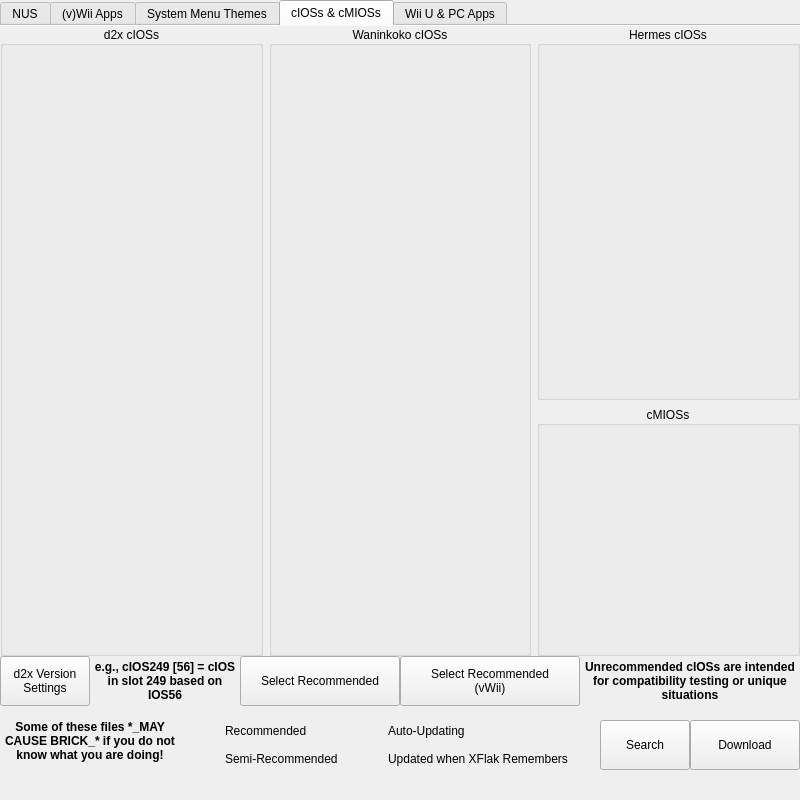
Before: the Qt Designer form mainWindow.ui in korbosoft/modmiiDownloader, drawn with Qt 5.
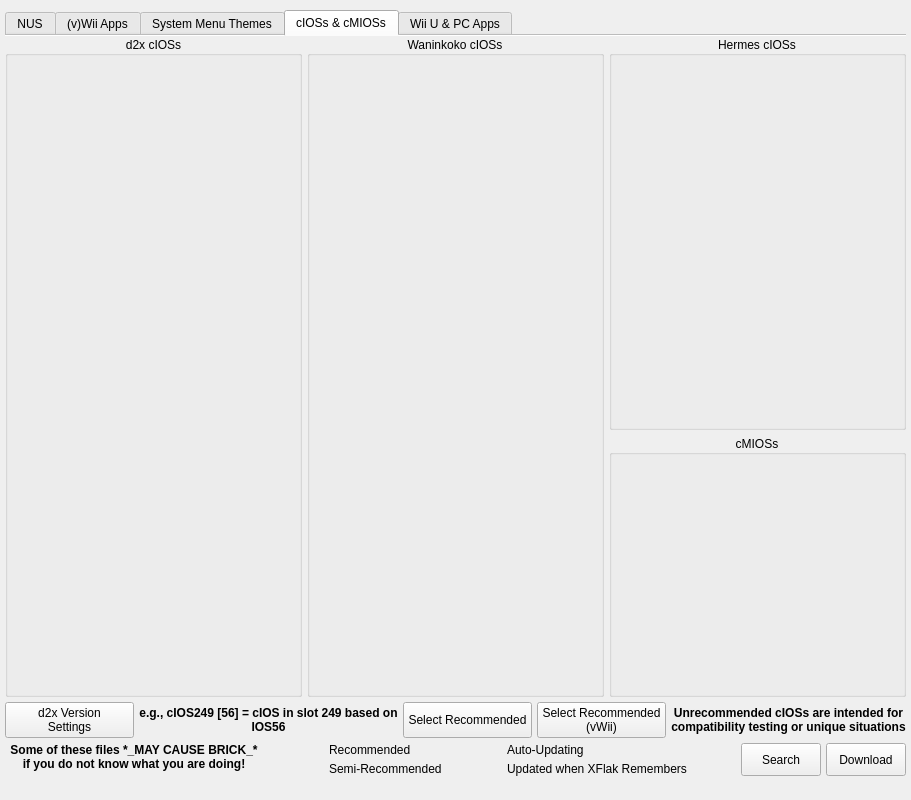
After: the same form once the commit is applied. The open tabs and pages were chosen to show the change. Icons and pictures are not drawn. Custom widgets are drawn as their Qt base class.

Patch:
```diff
--- a/mainWindow.ui
+++ b/mainWindow.ui
@@ -7,7 +7,7 @@
    <rect>
     <x>0</x>
     <y>0</y>
-    <width>800</width>
+    <width>911</width>
     <height>800</height>
    </rect>
   </property>
@@ -28,17 +28,26 @@
    <enum>Qt::ToolButtonStyle::ToolButtonTextBesideIcon</enum>
   </property>
   <widget class="QWidget" name="centralwidget">
+   <layout class="QVBoxLayout" name="verticalLayout">
+    <property name="spacing">
+     <number>5</number>
+    </property>
+    <property name="leftMargin">
+     <number>5</number>
+    </property>
+    <property name="topMargin">
+     <number>10</number>
+    </property>
+    <property name="rightMargin">
+     <number>5</number>
+    </property>
+    <property name="bottomMargin">
+     <number>5</number>
+    </property>
+    <item>
    <widget class="CustomTabWidget" name="tabWidget">
-    <property name="geometry">
-     <rect>
-      <x>0</x>
-      <y>0</y>
-      <width>800</width>
-      <height>720</height>
-     </rect>
-    </property>
     <property name="currentIndex">
-     <number>3</number>
+       <number>2</number>
     </property>
     <property name="iconSize">
      <size>
@@ -57,16 +66,22 @@
      <attribute name="title">
       <string>NUS</string>
      </attribute>
-     <widget class="QWidget" name="nusLayout">
-      <property name="geometry">
-       <rect>
-        <x>0</x>
-        <y>0</y>
-        <width>800</width>
-        <height>680</height>
-       </rect>
-      </property>
-      <layout class="QGridLayout" name="nusLayout">
+       <layout class="QGridLayout" name="nusGrid">
+        <property name="leftMargin">
+         <number>0</number>
+        </property>
+        <property name="topMargin">
+         <number>0</number>
+        </property>
+        <property name="rightMargin">
+         <number>0</number>
+        </property>
+        <property name="bottomMargin">
+         <number>0</number>
+        </property>
+        <property name="spacing">
+         <number>5</number>
+        </property>
        <item row="0" column="0">
         <widget class="DownloadListSection" name="sysmenus">
          <property name="sizePolicy">
@@ -164,13 +179,6 @@
         </widget>
        </item>
       </layout>
-      <zorder>fakesigned</zorder>
-      <zorder>channels</zorder>
-      <zorder>other</zorder>
-      <zorder>sysmenus</zorder>
-      <zorder>realsigned</zorder>
-      <zorder>content</zorder>
-     </widget>
     </widget>
     <widget class="QWidget" name="homebrew">
      <attribute name="icon">
@@ -180,34 +188,24 @@
      <attribute name="title">
       <string>(v)Wii Apps</string>
      </attribute>
-     <widget class="QWidget" name="wiiLayout">
-      <property name="geometry">
-       <rect>
-        <x>0</x>
-        <y>0</y>
-        <width>800</width>
-        <height>680</height>
-       </rect>
-      </property>
-      <layout class="QGridLayout" name="wiiLayout">
-       <item row="1" column="0">
-        <widget class="DownloadListSection" name="hbc">
-         <property name="sizePolicy">
-          <sizepolicy hsizetype="Expanding" vsizetype="Expanding">
-           <horstretch>0</horstretch>
-           <verstretch>0</verstretch>
-          </sizepolicy>
-         </property>
-         <property name="title">
-          <string>Homebrew Channels</string>
-         </property>
-         <property name="alignment">
-          <set>Qt::AlignmentFlag::AlignCenter</set>
-         </property>
-        </widget>
-       </item>
-       <item row="1" column="1">
-        <widget class="DownloadListSection" name="vWiiHomebrew">
+       <layout class="QGridLayout" name="homebrewLayout">
+        <property name="leftMargin">
+         <number>0</number>
+        </property>
+        <property name="topMargin">
+         <number>0</number>
+        </property>
+        <property name="rightMargin">
+         <number>0</number>
+        </property>
+        <property name="bottomMargin">
+         <number>0</number>
+        </property>
+        <property name="spacing">
+         <number>5</number>
+        </property>
+        <item row="0" column="0">
+         <widget class="DownloadListSection" name="exploits">
          <property name="sizePolicy">
           <sizepolicy hsizetype="Expanding" vsizetype="Expanding">
            <horstretch>0</horstretch>
@@ -215,7 +213,7 @@
           </sizepolicy>
          </property>
          <property name="title">
-          <string>vWii Only Homebrew</string>
+           <string>Exploits</string>
          </property>
          <property name="alignment">
           <set>Qt::AlignmentFlag::AlignCenter</set>
@@ -254,8 +252,8 @@
          </property>
         </widget>
        </item>
-       <item row="0" column="0">
-        <widget class="DownloadListSection" name="exploits">
+        <item row="1" column="0">
+         <widget class="DownloadListSection" name="hbc">
          <property name="sizePolicy">
           <sizepolicy hsizetype="Expanding" vsizetype="Expanding">
            <horstretch>0</horstretch>
@@ -263,7 +261,23 @@
           </sizepolicy>
          </property>
          <property name="title">
-          <string>Exploits</string>
+           <string>Homebrew Channels</string>
+          </property>
+          <property name="alignment">
+           <set>Qt::AlignmentFlag::AlignCenter</set>
+          </property>
+         </widget>
+        </item>
+        <item row="1" column="1">
+         <widget class="DownloadListSection" name="vWiiHomebrew">
+          <property name="sizePolicy">
+           <sizepolicy hsizetype="Expanding" vsizetype="Expanding">
+            <horstretch>0</horstretch>
+            <verstretch>0</verstretch>
+           </sizepolicy>
+          </property>
+          <property name="title">
+           <string>vWii Only Homebrew</string>
          </property>
          <property name="alignment">
           <set>Qt::AlignmentFlag::AlignCenter</set>
@@ -271,7 +285,6 @@
         </widget>
        </item>
       </layout>
-     </widget>
     </widget>
     <widget class="QWidget" name="themes">
      <attribute name="icon">
@@ -281,46 +294,39 @@
      <attribute name="title">
       <string>System Menu Themes</string>
      </attribute>
-     <widget class="QLabel" name="themeProtectWarning">
-      <property name="geometry">
-       <rect>
-        <x>210</x>
-        <y>630</y>
-        <width>240</width>
-        <height>50</height>
-       </rect>
-      </property>
-      <property name="font">
-       <font>
-        <italic>true</italic>
-        <bold>true</bold>
-       </font>
-      </property>
-      <property name="text">
-       <string> DON'T INSTALL THEMES WITHOUT PROTECTION: _BOOTMII, PRIILOADER AND NAND BACKUP_</string>
-      </property>
-      <property name="textFormat">
-       <enum>Qt::TextFormat::MarkdownText</enum>
-      </property>
-      <property name="alignment">
-       <set>Qt::AlignmentFlag::AlignCenter</set>
-      </property>
-      <property name="wordWrap">
-       <bool>true</bool>
-      </property>
-      <property name="textInteractionFlags">
-       <set>Qt::TextInteractionFlag::NoTextInteraction</set>
-      </property>
-     </widget>
+       <layout class="QVBoxLayout" name="verticalLayout_2">
+        <property name="spacing">
+         <number>5</number>
+        </property>
+        <property name="leftMargin">
+         <number>0</number>
+        </property>
+        <property name="topMargin">
+         <number>0</number>
+        </property>
+        <property name="rightMargin">
+         <number>0</number>
+        </property>
+        <property name="bottomMargin">
+         <number>0</number>
+        </property>
+        <item>
+         <widget class="ThemeGrid" name="themeGrid">
+          <property name="sizePolicy">
+           <sizepolicy hsizetype="Expanding" vsizetype="Expanding">
+            <horstretch>0</horstretch>
+            <verstretch>0</verstretch>
+           </sizepolicy>
+          </property>
+         </widget>
+        </item>
+        <item>
+         <layout class="QHBoxLayout" name="themeBar">
+          <property name="spacing">
+           <number>5</number>
+          </property>
+          <item>
      <widget class="QLabel" name="themeSysmenuWarning">
-      <property name="geometry">
-       <rect>
-        <x>0</x>
-        <y>630</y>
-        <width>210</width>
-        <height>50</height>
-       </rect>
-      </property>
       <property name="font">
        <font>
         <italic>true</italic>
@@ -343,30 +349,58 @@
        <set>Qt::TextInteractionFlag::NoTextInteraction</set>
       </property>
      </widget>
-     <widget class="ThemeGrid" name="themeGrid" native="true">
-      <property name="geometry">
-       <rect>
-        <x>0</x>
-        <y>0</y>
-        <width>800</width>
-        <height>630</height>
-       </rect>
-      </property>
+          </item>
+          <item>
+           <widget class="QLabel" name="themeProtectWarning">
+            <property name="sizePolicy">
+             <sizepolicy hsizetype="Minimum" vsizetype="Maximum">
+              <horstretch>0</horstretch>
+              <verstretch>0</verstretch>
+             </sizepolicy>
+            </property>
+            <property name="font">
+             <font>
+              <italic>true</italic>
+              <bold>true</bold>
+             </font>
+            </property>
+            <property name="text">
+             <string> DON'T INSTALL THEMES WITHOUT PROTECTION: _BOOTMII, PRIILOADER AND NAND BACKUP_</string>
+            </property>
+            <property name="textFormat">
+             <enum>Qt::TextFormat::MarkdownText</enum>
+            </property>
+            <property name="alignment">
+             <set>Qt::AlignmentFlag::AlignCenter</set>
+            </property>
+            <property name="wordWrap">
+             <bool>true</bool>
+            </property>
+            <property name="textInteractionFlags">
+             <set>Qt::TextInteractionFlag::NoTextInteraction</set>
+            </property>
+           </widget>
+          </item>
+          <item>
+           <widget class="QLabel" name="channelEffectLabel">
       <property name="sizePolicy">
-       <sizepolicy hsizetype="Expanding" vsizetype="Expanding">
+             <sizepolicy hsizetype="Maximum" vsizetype="Minimum">
         <horstretch>0</horstretch>
         <verstretch>0</verstretch>
        </sizepolicy>
       </property>
-     </widget>
+            <property name="text">
+             <string>Channel Effect:</string>
+            </property>
+           </widget>
+          </item>
+          <item>
      <widget class="QComboBox" name="channelEffect">
-      <property name="geometry">
-       <rect>
-        <x>690</x>
-        <y>630</y>
-        <width>110</width>
-        <height>50</height>
-       </rect>
+            <property name="sizePolicy">
+             <sizepolicy hsizetype="Maximum" vsizetype="Minimum">
+              <horstretch>0</horstretch>
+              <verstretch>0</verstretch>
+             </sizepolicy>
       </property>
       <item>
        <property name="text">
@@ -384,19 +418,10 @@
        </property>
       </item>
      </widget>
-     <widget class="QLabel" name="channelEffectLabel">
-      <property name="geometry">
-       <rect>
-        <x>590</x>
-        <y>630</y>
-        <width>100</width>
-        <height>50</height>
-       </rect>
-      </property>
-      <property name="text">
-       <string>Channel Effect:</string>
-      </property>
-     </widget>
+          </item>
+         </layout>
+        </item>
+       </layout>
     </widget>
     <widget class="QWidget" name="cios">
      <attribute name="icon">
@@ -406,16 +431,142 @@
      <attribute name="title">
       <string>cIOSs &amp;&amp; cMIOSs</string>
      </attribute>
-     <widget class="QWidget" name="ciosLayout">
-      <property name="geometry">
-       <rect>
-        <x>0</x>
-        <y>0</y>
-        <width>800</width>
-        <height>630</height>
-       </rect>
-      </property>
-      <layout class="QGridLayout" name="ciosLayout" rowstretch="3,2">
+       <layout class="QGridLayout" name="gridLayout">
+        <property name="leftMargin">
+         <number>0</number>
+        </property>
+        <property name="topMargin">
+         <number>0</number>
+        </property>
+        <property name="rightMargin">
+         <number>0</number>
+        </property>
+        <property name="bottomMargin">
+         <number>0</number>
+        </property>
+        <property name="spacing">
+         <number>5</number>
+        </property>
+        <item row="1" column="0">
+         <widget class="QPushButton" name="d2xSettings">
+          <property name="sizePolicy">
+           <sizepolicy hsizetype="Minimum" vsizetype="Minimum">
+            <horstretch>0</horstretch>
+            <verstretch>0</verstretch>
+           </sizepolicy>
+          </property>
+          <property name="text">
+           <string>d2x Version
+Settings</string>
+          </property>
+          <property name="iconSize">
+           <size>
+            <width>24</width>
+            <height>24</height>
+           </size>
+          </property>
+         </widget>
+        </item>
+        <item row="1" column="1">
+         <widget class="QLabel" name="ciosInfo">
+          <property name="font">
+           <font>
+            <bold>true</bold>
+           </font>
+          </property>
+          <property name="text">
+           <string>e.g., cIOS249 [56] = cIOS in slot 249 based on IOS56</string>
+          </property>
+          <property name="textFormat">
+           <enum>Qt::TextFormat::PlainText</enum>
+          </property>
+          <property name="alignment">
+           <set>Qt::AlignmentFlag::AlignCenter</set>
+          </property>
+          <property name="wordWrap">
+           <bool>true</bool>
+          </property>
+          <property name="textInteractionFlags">
+           <set>Qt::TextInteractionFlag::NoTextInteraction</set>
+          </property>
+         </widget>
+        </item>
+        <item row="1" column="2">
+         <widget class="QPushButton" name="wiiRecommended">
+          <property name="sizePolicy">
+           <sizepolicy hsizetype="Minimum" vsizetype="Minimum">
+            <horstretch>0</horstretch>
+            <verstretch>0</verstretch>
+           </sizepolicy>
+          </property>
+          <property name="text">
+           <string>Select Recommended</string>
+          </property>
+          <property name="icon">
+           <iconset resource="resource.qrc">
+            <normaloff>:/base/svg_recommended</normaloff>:/base/svg_recommended</iconset>
+          </property>
+          <property name="iconSize">
+           <size>
+            <width>24</width>
+            <height>24</height>
+           </size>
+          </property>
+         </widget>
+        </item>
+        <item row="1" column="3">
+         <widget class="QPushButton" name="vWiiRecommended">
+          <property name="sizePolicy">
+           <sizepolicy hsizetype="Minimum" vsizetype="Minimum">
+            <horstretch>0</horstretch>
+            <verstretch>0</verstretch>
+           </sizepolicy>
+          </property>
+          <property name="text">
+           <string>Select Recommended
+(vWii)</string>
+          </property>
+          <property name="icon">
+           <iconset resource="resource.qrc">
+            <normaloff>:/base/svg_recommended</normaloff>:/base/svg_recommended</iconset>
+          </property>
+          <property name="iconSize">
+           <size>
+            <width>24</width>
+            <height>24</height>
+           </size>
+          </property>
+         </widget>
+        </item>
+        <item row="1" column="4">
+         <widget class="QLabel" name="ciosWarning">
+          <property name="font">
+           <font>
+            <bold>true</bold>
+           </font>
+          </property>
+          <property name="text">
+           <string>Unrecommended cIOSs are intended for compatibility testing or unique situations</string>
+          </property>
+          <property name="textFormat">
+           <enum>Qt::TextFormat::PlainText</enum>
+          </property>
+          <property name="alignment">
+           <set>Qt::AlignmentFlag::AlignCenter</set>
+          </property>
+          <property name="wordWrap">
+           <bool>true</bool>
+          </property>
+          <property name="textInteractionFlags">
+           <set>Qt::TextInteractionFlag::NoTextInteraction</set>
+          </property>
+         </widget>
+        </item>
+        <item row="0" column="0" colspan="5">
+         <layout class="QGridLayout" name="ciosSelectGrid" rowstretch="3,2">
+          <property name="spacing">
+           <number>5</number>
+          </property>
        <item row="0" column="2">
         <widget class="DownloadListSection" name="hermes">
          <property name="title">
@@ -469,134 +620,8 @@
         </widget>
        </item>
       </layout>
-     </widget>
-     <widget class="QLabel" name="ciosWarning">
-      <property name="geometry">
-       <rect>
-        <x>580</x>
-        <y>630</y>
-        <width>220</width>
-        <height>50</height>
-       </rect>
-      </property>
-      <property name="font">
-       <font>
-        <bold>true</bold>
-       </font>
-      </property>
-      <property name="text">
-       <string>Unrecommended cIOSs are intended for compatibility testing or unique situations</string>
-      </property>
-      <property name="textFormat">
-       <enum>Qt::TextFormat::PlainText</enum>
-      </property>
-      <property name="alignment">
-       <set>Qt::AlignmentFlag::AlignCenter</set>
-      </property>
-      <property name="wordWrap">
-       <bool>true</bool>
-      </property>
-      <property name="textInteractionFlags">
-       <set>Qt::TextInteractionFlag::NoTextInteraction</set>
-      </property>
-     </widget>
-     <widget class="QPushButton" name="d2xSettings">
-      <property name="geometry">
-       <rect>
-        <x>0</x>
-        <y>630</y>
-        <width>90</width>
-        <height>50</height>
-       </rect>
-      </property>
-      <property name="text">
-       <string>d2x Version
-Settings</string>
-      </property>
-      <property name="iconSize">
-       <size>
-        <width>24</width>
-        <height>24</height>
-       </size>
-      </property>
-     </widget>
-     <widget class="QPushButton" name="wiiRecommended">
-      <property name="geometry">
-       <rect>
-        <x>240</x>
-        <y>630</y>
-        <width>160</width>
-        <height>50</height>
-       </rect>
-      </property>
-      <property name="text">
-       <string>Select Recommended</string>
-      </property>
-      <property name="icon">
-       <iconset resource="resource.qrc">
-        <normaloff>:/base/svg_recommended</normaloff>:/base/svg_recommended</iconset>
-      </property>
-      <property name="iconSize">
-       <size>
-        <width>24</width>
-        <height>24</height>
-       </size>
-      </property>
-     </widget>
-     <widget class="QPushButton" name="vWiiRecommended">
-      <property name="geometry">
-       <rect>
-        <x>400</x>
-        <y>630</y>
-        <width>180</width>
-        <height>50</height>
-       </rect>
-      </property>
-      <property name="text">
-       <string>Select Recommended
-(vWii)</string>
-      </property>
-      <property name="icon">
-       <iconset resource="resource.qrc">
-        <normaloff>:/base/svg_recommended</normaloff>:/base/svg_recommended</iconset>
-      </property>
-      <property name="iconSize">
-       <size>
-        <width>24</width>
-        <height>24</height>
-       </size>
-      </property>
-     </widget>
-     <widget class="QLabel" name="ciosInfo">
-      <property name="geometry">
-       <rect>
-        <x>90</x>
-        <y>630</y>
-        <width>150</width>
-        <height>50</height>
-       </rect>
-      </property>
-      <property name="font">
-       <font>
-        <bold>true</bold>
-       </font>
-      </property>
-      <property name="text">
-       <string>e.g., cIOS249 [56] = cIOS in slot 249 based on IOS56</string>
-      </property>
-      <property name="textFormat">
-       <enum>Qt::TextFormat::PlainText</enum>
-      </property>
-      <property name="alignment">
-       <set>Qt::AlignmentFlag::AlignCenter</set>
-      </property>
-      <property name="wordWrap">
-       <bool>true</bool>
-      </property>
-      <property name="textInteractionFlags">
-       <set>Qt::TextInteractionFlag::NoTextInteraction</set>
-      </property>
-     </widget>
+        </item>
+       </layout>
     </widget>
     <widget class="QWidget" name="misc">
      <attribute name="icon">
@@ -606,33 +631,23 @@
      <attribute name="title">
       <string>Wii U &amp;&amp; PC Apps</string>
      </attribute>
-     <widget class="QWidget" name="wiiuLayout">
-      <property name="geometry">
-       <rect>
-        <x>0</x>
-        <y>0</y>
-        <width>800</width>
-        <height>680</height>
-       </rect>
-      </property>
-      <layout class="QGridLayout" name="wiiuLayout">
-       <item row="0" column="1">
-        <widget class="DownloadListSection" name="pc">
-         <property name="sizePolicy">
-          <sizepolicy hsizetype="Expanding" vsizetype="Expanding">
-           <horstretch>0</horstretch>
-           <verstretch>0</verstretch>
-          </sizepolicy>
-         </property>
-         <property name="title">
-          <string>PC Programs</string>
-         </property>
-         <property name="alignment">
-          <set>Qt::AlignmentFlag::AlignCenter</set>
-         </property>
-        </widget>
-       </item>
-       <item row="0" column="0">
+       <layout class="QHBoxLayout" name="miscLayout">
+        <property name="spacing">
+         <number>5</number>
+        </property>
+        <property name="leftMargin">
+         <number>0</number>
+        </property>
+        <property name="topMargin">
+         <number>0</number>
+        </property>
+        <property name="rightMargin">
+         <number>0</number>
+        </property>
+        <property name="bottomMargin">
+         <number>0</number>
+        </property>
+        <item>
         <widget class="DownloadListSection" name="wiiuHomebrew">
          <property name="sizePolicy">
           <sizepolicy hsizetype="Expanding" vsizetype="Expanding">
@@ -648,19 +663,33 @@
          </property>
         </widget>
        </item>
+        <item>
+         <widget class="DownloadListSection" name="pc">
+          <property name="sizePolicy">
+           <sizepolicy hsizetype="Expanding" vsizetype="Expanding">
+            <horstretch>0</horstretch>
+            <verstretch>0</verstretch>
+           </sizepolicy>
+          </property>
+          <property name="title">
+           <string>PC Programs</string>
+          </property>
+          <property name="alignment">
+           <set>Qt::AlignmentFlag::AlignCenter</set>
+          </property>
+         </widget>
+        </item>
       </layout>
      </widget>
     </widget>
-   </widget>
+    </item>
+    <item>
+     <layout class="QHBoxLayout" name="mainBarLayout">
+      <property name="spacing">
+       <number>5</number>
+      </property>
+      <item>
    <widget class="QLabel" name="warning">
-    <property name="geometry">
-     <rect>
-      <x>0</x>
-      <y>720</y>
-      <width>180</width>
-      <height>62</height>
-     </rect>
-    </property>
     <property name="font">
      <font>
       <bold>true</bold>
@@ -682,39 +711,12 @@
      <set>Qt::TextInteractionFlag::NoTextInteraction</set>
     </property>
    </widget>
-   <widget class="QPushButton" name="download">
-    <property name="geometry">
-     <rect>
-      <x>690</x>
-      <y>720</y>
-      <width>110</width>
-      <height>50</height>
-     </rect>
-    </property>
-    <property name="text">
-     <string>Download</string>
-    </property>
-    <property name="icon">
-     <iconset resource="resource.qrc">
-      <normaloff>:/base/svg_download</normaloff>:/base/svg_download</iconset>
-    </property>
-    <property name="iconSize">
-     <size>
-      <width>24</width>
-      <height>24</height>
-     </size>
-    </property>
-   </widget>
-   <widget class="QWidget" name="legendLayout">
-    <property name="geometry">
-     <rect>
-      <x>180</x>
-      <y>720</y>
-      <width>420</width>
-      <height>50</height>
-     </rect>
-    </property>
+      </item>
+      <item>
     <layout class="QGridLayout" name="legendLayout">
+        <property name="spacing">
+         <number>5</number>
+        </property>
      <item row="0" column="2">
       <widget class="QLabel" name="legendLabel1">
        <property name="text">
@@ -804,15 +806,14 @@
       </spacer>
      </item>
     </layout>
-   </widget>
+      </item>
+      <item>
    <widget class="QPushButton" name="search">
-    <property name="geometry">
-     <rect>
-      <x>600</x>
-      <y>720</y>
-      <width>90</width>
-      <height>50</height>
-     </rect>
+        <property name="sizePolicy">
+         <sizepolicy hsizetype="Minimum" vsizetype="Minimum">
+          <horstretch>0</horstretch>
+          <verstretch>0</verstretch>
+         </sizepolicy>
     </property>
     <property name="text">
      <string>Search</string>
@@ -828,6 +829,33 @@
      </size>
     </property>
    </widget>
+      </item>
+      <item>
+       <widget class="QPushButton" name="download">
+        <property name="sizePolicy">
+         <sizepolicy hsizetype="Minimum" vsizetype="Minimum">
+          <horstretch>0</horstretch>
+          <verstretch>0</verstretch>
+         </sizepolicy>
+        </property>
+        <property name="text">
+         <string>Download</string>
+        </property>
+        <property name="icon">
+         <iconset resource="resource.qrc">
+          <normaloff>:/base/svg_download</normaloff>:/base/svg_download</iconset>
+        </property>
+        <property name="iconSize">
+         <size>
+          <width>24</width>
+          <height>24</height>
+         </size>
+        </property>
+       </widget>
+      </item>
+     </layout>
+    </item>
+   </layout>
   </widget>
   <widget class="QStatusBar" name="statusBar">
    <property name="sizeGripEnabled">
@@ -836,6 +864,12 @@
   </widget>
  </widget>
  <customwidgets>
+  <customwidget>
+   <class>CustomTabWidget</class>
+   <extends>QTabWidget</extends>
+   <header>miscWidgets</header>
+   <container>1</container>
+  </customwidget>
   <customwidget>
    <class>DownloadListSection</class>
    <extends>QGroupBox</extends>
@@ -856,16 +890,10 @@
   </customwidget>
   <customwidget>
    <class>ThemeGrid</class>
-   <extends>QWidget</extends>
+   <extends>QGroupBox</extends>
    <header>ThemeGrid</header>
    <container>1</container>
   </customwidget>
-  <customwidget>
-   <class>CustomTabWidget</class>
-   <extends>QTabWidget</extends>
-   <header>miscWidgets</header>
-   <container>1</container>
-  </customwidget>
  </customwidgets>
  <tabstops>
   <tabstop>tabWidget</tabstop>
```
Lines whose indentation alone changed are shown as unchanged.
